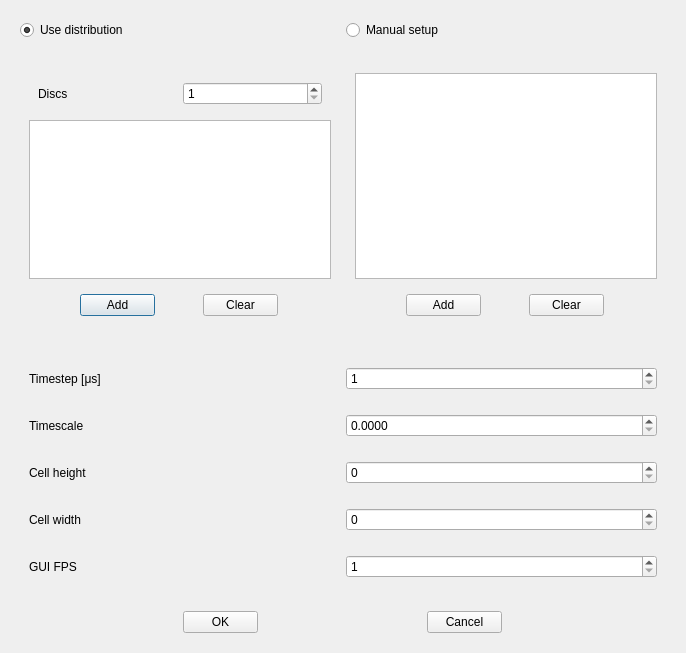
Qt form src/lib/gui/dialogs/SetupDialog.ui (yannik131/Cell) before a commit.
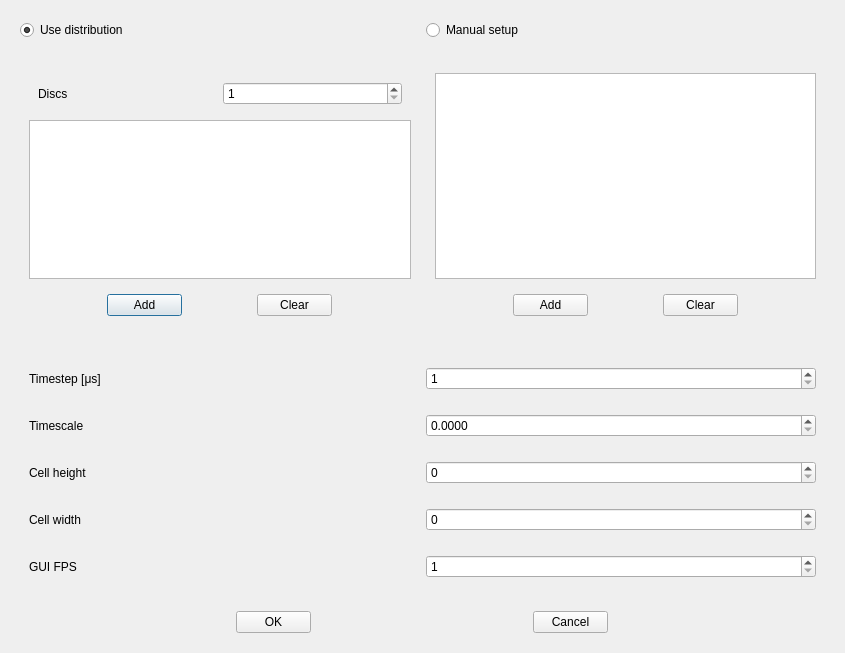
The same form after that commit.

```diff
--- a/src/lib/gui/dialogs/SetupDialog.ui
+++ b/src/lib/gui/dialogs/SetupDialog.ui
@@ -6,7 +6,7 @@
    <rect>
     <x>0</x>
     <y>0</y>
-    <width>686</width>
+    <width>845</width>
     <height>653</height>
    </rect>
   </property>
```
Left out of the diff: 4 changed lines with no effect on the pictures.
